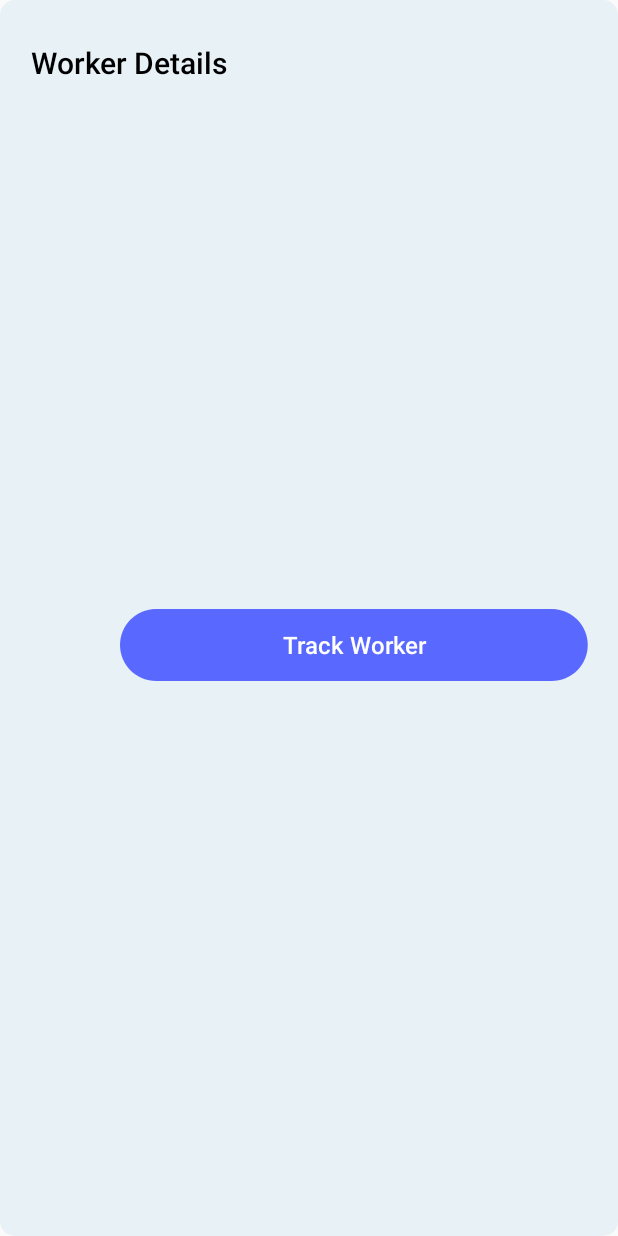
After one commit to huizhen17/SalonApp, an Android app: the layout activity_track_dialog.xml on its own in the app's theme, with its tools: preview values and no code run, on a phone screen of 412 x 824 dp. The commit adds this screen. Run offline under Robolectric (Android 15) with nearby library versions, the phone set to English and light mode, and no system bars.

Commit message:
Amendment code Overall Flow done Left Tracking Part

```diff
--- /dev/null
+++ b/app/src/main/res/layout/activity_track_dialog.xml
@@ -0,0 +1,41 @@
+<?xml version="1.0" encoding="utf-8"?>
+<androidx.constraintlayout.widget.ConstraintLayout xmlns:android="http://schemas.android.com/apk/res/android"
+    xmlns:app="http://schemas.android.com/apk/res-auto"
+    xmlns:tools="http://schemas.android.com/tools"
+    android:layout_width="match_parent"
+    android:layout_height="match_parent"
+    android:background="@drawable/dialog_bg"
+    android:padding="20dp">
+
+    <Button
+        android:id="@+id/btnDoneEdit"
+        android:layout_width="wrap_content"
+        android:layout_height="wrap_content"
+        android:background="@drawable/button_bg"
+        android:text="Track Worker"
+        android:textAllCaps="false"
+        android:textColor="@color/design_default_color_background"
+        android:textSize="16sp"
+        app:layout_constraintBottom_toBottomOf="parent"
+        app:layout_constraintEnd_toEndOf="parent"
+        app:layout_constraintTop_toBottomOf="@+id/textView7" />
+
+    <TextView
+        android:id="@+id/textView7"
+        android:layout_width="wrap_content"
+        android:layout_height="wrap_content"
+        android:layout_marginTop="8dp"
+        android:fontFamily="sans-serif-medium"
+        android:gravity="center"
+        android:text="Worker Details"
+        android:textColor="@color/design_default_color_on_secondary"
+        android:textSize="20sp"
+        app:layout_constraintBottom_toBottomOf="parent"
+        app:layout_constraintEnd_toEndOf="parent"
+        app:layout_constraintHorizontal_bias="0.0"
+        app:layout_constraintStart_toStartOf="parent"
+        app:layout_constraintTop_toTopOf="parent"
+        app:layout_constraintVertical_bias="0.0" />
+
+
+</androidx.constraintlayout.widget.ConstraintLayout>
```
Also changed, not shown: app/src/main/java/com/example/salonapp/HomeFragment.java (+16 -4 lines), app/src/main/res/layout/fragment_home.xml (+18 -0 lines).
